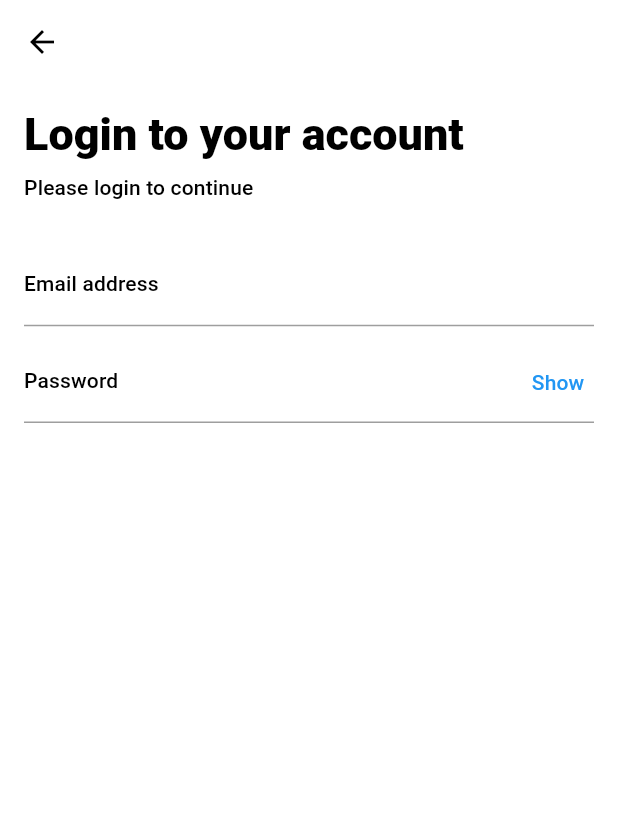
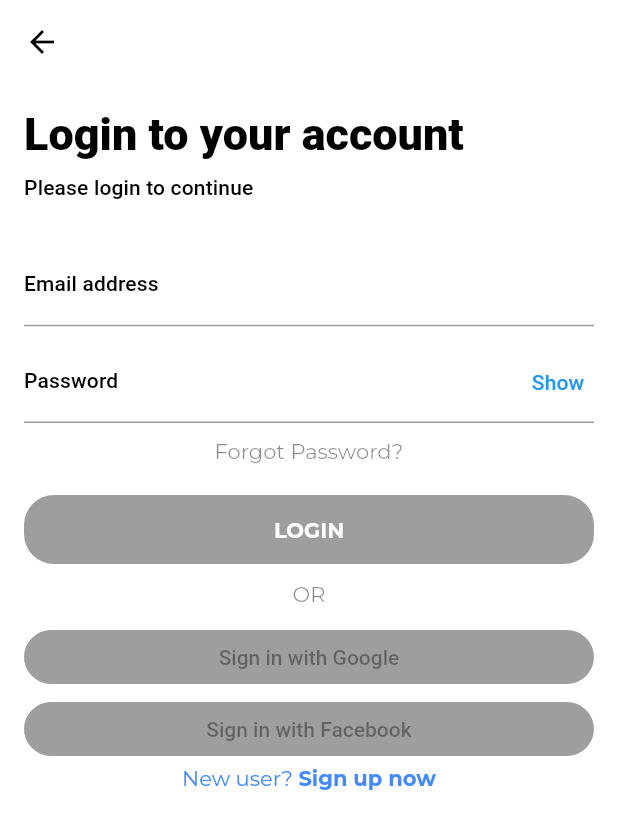
Before and after one commit to alisha-budhathoki/job_vacany, a Flutter app: the screen it shows after launch, on a phone screen of 412 x 824 dp. Shown: the top 829 px of the screen. Run offline on Flutter 3.47's test engine with Material 2 defaults, Android fonts, the phone set to English and light mode, and no system bars; our stand-ins replace google_fonts.

```diff
--- a/lib/home/home_page.dart
+++ b/lib/home/home_page.dart
@@ -1,4 +1,5 @@
 import 'package:flutter/material.dart';
+import 'package:google_fonts/google_fonts.dart';
 
 import '../styles.dart';
 
@@ -16,6 +17,7 @@ class _HomePageState extends State<HomePage> {
       _isObsecure = !_isObsecure;
     });
   }
+
   @override
   Widget build(BuildContext context) {
     return Scaffold(
@@ -38,12 +40,16 @@ class _HomePageState extends State<HomePage> {
                 "Login to your account",
                 style: secondaryBold,
               ),
-              SizedBox(height: 10,),
+              SizedBox(
+                height: 10,
+              ),
               Text(
                 'Please login to continue',
                 style: Theme.of(context).textTheme.subtitle,
               ),
-              SizedBox(height: 30,),
+              SizedBox(
+                height: 30,
+              ),
               TextFormField(
                 textInputAction: TextInputAction.next,
                 keyboardType: TextInputType.emailAddress,
@@ -71,8 +77,8 @@ class _HomePageState extends State<HomePage> {
                       child: Text(
                         _isObsecure ? "Show" : "Hide",
                         style: Theme.of(context).textTheme.subtitle.copyWith(
-                          color: Theme.of(context).primaryColor,
-                        ),
+                              color: Theme.of(context).primaryColor,
+                            ),
                       ),
                     ),
                     splashColor: Colors.transparent,
@@ -80,6 +86,92 @@ class _HomePageState extends State<HomePage> {
                 ),
                 obscureText: _isObsecure,
               ),
+              SizedBox(
+                height: 10,
+              ),
+              SizedBox(
+                width: double.infinity,
+                child: Text("Forgot Password?",
+                    textAlign: TextAlign.center,
+                    style: GoogleFonts.montserrat(color: Colors.black45)),
+              ),
+              SizedBox(height: 20.0),
+              SizedBox(
+                width: double.infinity,
+                child: RaisedButton(
+                  color: Color(0xFF5CC4BE),
+                  child: Container(
+                    width: 105,
+                    height: 46,
+                    child: Center(
+                      child: Text(
+                        'LOGIN',
+                        style: GoogleFonts.montserrat(
+                            color: Colors.white, fontWeight: FontWeight.bold),
+                      ),
+                    ),
+                  ),
+                  shape: RoundedRectangleBorder(
+                      borderRadius: BorderRadius.circular(20)),
+                ),
+              ),
+              SizedBox(
+                height: 10,
+              ),
+              SizedBox(
+                width: double.infinity,
+                child: Text('OR', textAlign: TextAlign.center, style: GoogleFonts.montserrat(
+                    color: Colors.black45
+                ),),
+              ),
+              SizedBox(
+                height: 10,
+              ),
+              SizedBox(
+                width: double.infinity,
+                child: RaisedButton(
+                  color: Colors.white,
+                  child: Text(
+                    'Sign in with Google'
+                  ),
+                  shape: RoundedRectangleBorder(
+                      borderRadius: BorderRadius.circular(20)),
+                ),
+              ),
+              SizedBox(
+                width: double.infinity,
+                child: RaisedButton(
+                  child: Text(
+                      'Sign in with Facebook'
+                  ),
+                  shape: RoundedRectangleBorder(
+                      borderRadius: BorderRadius.circular(20)),
+                ),
+              ),
+              Container(
+                child: Row(
+                  mainAxisAlignment: MainAxisAlignment.center,
+                  children: <Widget>[
+                    Text(
+                      "New user? ",
+                      style: GoogleFonts.montserrat(
+                          color: Colors.blueAccent
+                      ),
+                    ),
+                    new Text(
+                      "Sign up now",
+                      style: GoogleFonts.montserrat(
+                          color: Colors.blueAccent,
+                          fontWeight: FontWeight.bold
+                      ),
+                    ),
+                  ],
+                ),
+              ),
+              SizedBox(
+                height: 20,
+              )
+
             ],
           ),
         ),
--- a/pubspec.yaml
+++ b/pubspec.yaml
@@ -21,6 +21,7 @@ environment:
   sdk: ">=2.7.0 <3.0.0"
 
 dependencies:
+  google_fonts: ^1.0.0
   flutter:
     sdk: flutter
 
```
Also changed, not shown: pubspec.lock.
